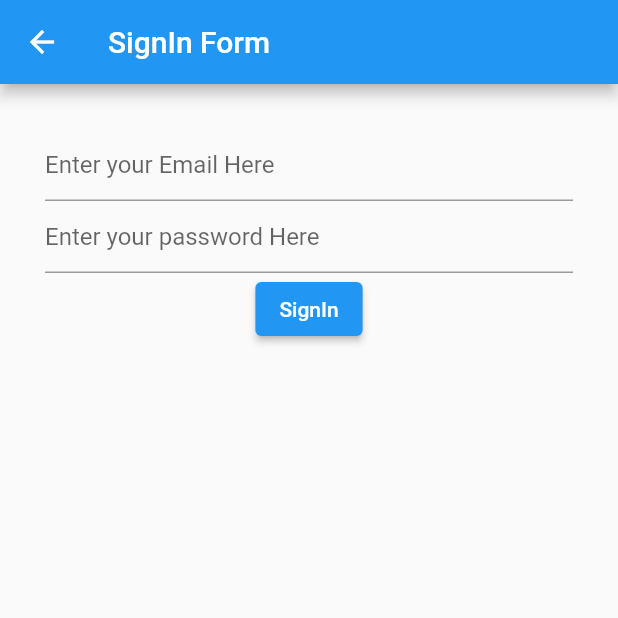
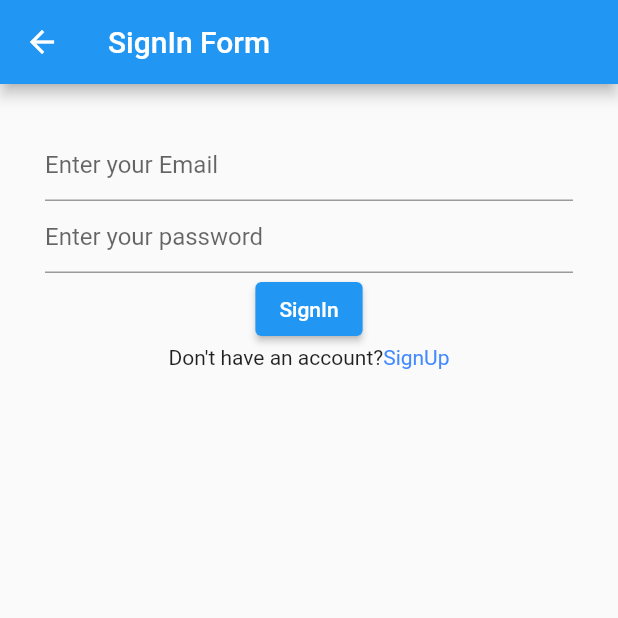
Before and after one commit to vishwanath-91/Flutter_Book_Store_App, a Flutter app: the Home screen opened directly, after a tap on "logOut", on a phone screen of 412 x 824 dp, the top half of it. Run offline on Flutter 3.47's test engine with Material 2 defaults, Android fonts, the phone set to English and light mode, and no system bars; our stand-ins replace firebase_auth, firebase_core, flutter_spinkit; accounts and stored records are empty.

Commit message:
auth feature improved successfully

```diff
--- a/lib/auth/sign_in/sign_in_page.dart
+++ b/lib/auth/sign_in/sign_in_page.dart
@@ -1,22 +1,23 @@
 import 'package:firebase_auth/firebase_auth.dart';
 import 'package:flutter/material.dart';
 import 'package:flutter_firebase_auth/auth/sign_in/sign_in_function.dart';
+import 'package:flutter_firebase_auth/auth/sign_up/sign_up_page.dart';
 import 'package:flutter_firebase_auth/home_page/home_pages.dart';
 
-class SignIpPage extends StatefulWidget {
-  const SignIpPage({super.key});
+class SignInPage extends StatefulWidget {
+  const SignInPage({super.key});
 
   @override
-  State<SignIpPage> createState() => _SignIpPageState();
+  State<SignInPage> createState() => _SignInPageState();
 }
 
-class _SignIpPageState extends State<SignIpPage> {
-  final _formkey = GlobalKey<FormState>();
+class _SignInPageState extends State<SignInPage> {
+  final _formKey = GlobalKey<FormState>();
 
   String email = "";
   String password = "";
 
-  printValut() {
+  printValue() {
     print(email);
     print(password);
   }
@@ -42,13 +43,13 @@ class _SignIpPageState extends State<SignIpPage> {
           Container(
             margin: const EdgeInsets.all(30),
             child: Form(
-                key: _formkey,
+                key: _formKey,
                 child: Column(
                   children: [
                     TextFormField(
                       key: const ValueKey("email"),
-                      decoration: const InputDecoration(
-                          hintText: "Enter your Email Here"),
+                      decoration:
+                          const InputDecoration(hintText: "Enter your Email"),
                       validator: (value) {
                         if (value.toString().isEmpty) {
                           return "email should not be empty";
@@ -67,7 +68,7 @@ class _SignIpPageState extends State<SignIpPage> {
                       obscureText: true,
                       key: const ValueKey("password"),
                       decoration: const InputDecoration(
-                          hintText: "Enter your password Here"),
+                          hintText: "Enter your password"),
                       validator: (value) {
                         if (value.toString().isEmpty) {
                           return "password should not be empty";
@@ -84,14 +85,33 @@ class _SignIpPageState extends State<SignIpPage> {
                     ),
                     ElevatedButton(
                         onPressed: () async {
-                          if (_formkey.currentState!.validate()) {
-                            _formkey.currentState!.save();
+                          if (_formKey.currentState!.validate()) {
+                            _formKey.currentState!.save();
                             await signInWithEmailAndPassword(email, password);
                           }
-                          printValut();
+                          printValue();
                           goToNextPage();
                         },
-                        child: const Text("SignIn"))
+                        child: const Text("SignIn")),
+                    Row(
+                      mainAxisAlignment: MainAxisAlignment.center,
+                      children: [
+                        const Text("Don't have an account?"),
+                        InkWell(
+                          onTap: () {
+                            Navigator.pushReplacement(
+                                context,
+                                MaterialPageRoute(
+                                  builder: (context) => const SignUpPage(),
+                                ));
+                          },
+                          child: const Text(
+                            "SignUp",
+                            style: TextStyle(color: Colors.blueAccent),
+                          ),
+                        )
+                      ],
+                    )
                   ],
                 )),
           )
--- a/lib/home_page/home_pages.dart
+++ b/lib/home_page/home_pages.dart
@@ -14,7 +14,7 @@ class _HomeState extends State<Home> {
     await Navigator.pushReplacement(
         context,
         MaterialPageRoute(
-          builder: (context) => const SignIpPage(),
+          builder: (context) => const SignInPage(),
         ));
   }
 
--- a/pubspec.yaml
+++ b/pubspec.yaml
@@ -37,6 +37,7 @@ dependencies:
   cupertino_icons: ^1.0.2
   firebase_core: ^2.16.0
   firebase_auth: ^4.10.0
+  flutter_spinkit: ^5.2.0
 
 dev_dependencies:
   flutter_test:
```
Also changed, not shown: lib/auth/sign_up/sign_up_page.dart (+26 -5 lines), lib/splash_screen/splash_screen.dart (+59 -10 lines), pubspec.lock.
